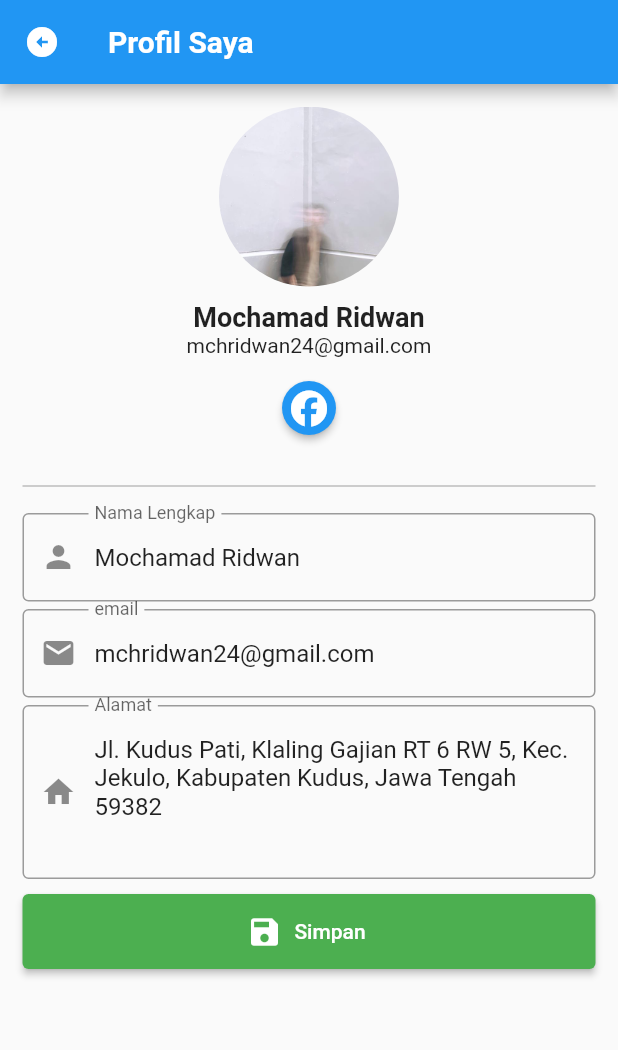
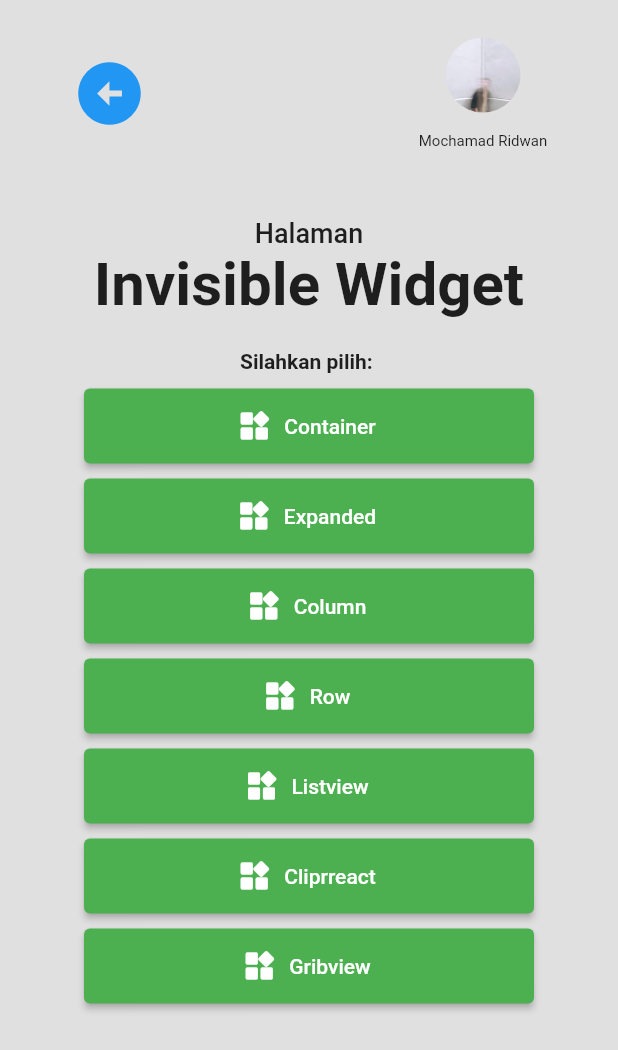
Before and after one commit to mchridwan04/mobileProgramming, a Flutter app: the screen it shows after launch, after a tap on "Widget Invisible", on a phone screen of 412 x 824 dp. Shown: the top 1050 px of the screen. Run offline on Flutter 3.47's test engine with Material 2 defaults, Android fonts, the phone set to English and light mode, and no system bars; our stand-ins replace font_awesome_flutter.

Commit message:
Tugas Mandiri 2

```diff
--- /dev/null
+++ b/lib/halHWIContainer.dart
@@ -0,0 +1,19 @@
+import 'package:flutter/material.dart';
+
+class HalHWIContainer extends StatelessWidget {
+  const HalHWIContainer ({super.key});
+
+  @override
+  Widget build(BuildContext context) {
+    return Scaffold(
+      appBar: AppBar(
+        backgroundColor: Colors.white,
+        leading: IconButton(onPressed: ()=> Navigator.of(context).pop(), icon: const Icon(Icons.arrow_circle_left, color: Colors.blue)),
+        title: const Text('Container', style: TextStyle(fontWeight: FontWeight.bold, color: Colors.blue),),
+      ),
+      body: Container(
+        color: Colors.deepPurple,
+      ),
+    );
+  }
+}
--- /dev/null
+++ b/lib/halHWIExpanded.dart
@@ -0,0 +1,28 @@
+import 'package:flutter/material.dart';
+
+class HalHWIExpanded extends StatelessWidget {
+  const HalHWIExpanded({super.key});
+
+  @override
+  Widget build(BuildContext context) {
+    return Scaffold(
+      appBar: AppBar(
+        backgroundColor: Colors.white,
+        leading: IconButton(onPressed: () => Navigator.of(context).pop(), icon: const Icon(Icons.arrow_circle_left, color: Colors.blue)),
+        title: const Text('Expanded', style: TextStyle(fontWeight: FontWeight.bold, color: Colors.blue),),
+      ),
+      body: Column(
+        children: [
+          Container(
+            height: 200,
+            color: Colors.deepPurple,
+          ),
+          Expanded(child: Container(
+            color: Colors.green,
+            )
+          )
+        ],
+      ),
+    );
+  }
+}
--- /dev/null
+++ b/lib/halHWIListview.dart
@@ -0,0 +1,61 @@
+import 'package:flutter/material.dart';
+
+class HalHWIListview extends StatelessWidget {
+  const HalHWIListview({super.key});
+
+  @override
+  Widget build(BuildContext context) {
+    return Scaffold(
+      appBar: AppBar(
+        backgroundColor: Colors.white,
+        leading: IconButton(
+          onPressed: () => Navigator.of(context).pop(),
+          icon: const Icon(
+            Icons.arrow_circle_left,
+            color: Colors.blue,
+          )
+        ),
+      ),
+      body: ListView(
+        children: [
+          Container(
+            height: 100,
+            color: Colors.deepPurple[900],
+          ),
+          Container(
+            height: 100,
+            color: Colors.deepPurple[800],
+          ),
+          Container(
+            height: 100,
+            color: Colors.deepPurple[700],
+          ),
+          Container(
+            height: 100,
+            color: Colors.deepPurple[600],
+          ),
+          Container(
+            height: 100,
+            color: Colors.deepPurple[500],
+          ),
+          Container(
+            height: 100,
+            color: Colors.deepPurple[400],
+          ),
+          Container(
+            height: 100,
+            color: Colors.deepPurple[300],
+          ),
+          Container(
+            height: 100,
+            color: Colors.deepPurple[200],
+          ),
+          Container(
+            height: 100,
+            color: Colors.deepPurple[100],
+          ),
+        ],
+      ),
+    );
+  }
+}
--- /dev/null
+++ b/lib/halWidgetInvisible.dart
@@ -0,0 +1,178 @@
+import 'package:flutter/material.dart';
+import 'package:mandiri1/halHWICliprrect.dart';
+import 'package:mandiri1/halHWIColumn.dart';
+import 'package:mandiri1/halHWIContainer.dart';
+import 'package:mandiri1/halHWIExpanded.dart';
+import 'package:mandiri1/halHWIGridview.dart';
+import 'package:mandiri1/halHWIListview.dart';
+import 'package:mandiri1/halHWIRow.dart';
+
+class HalWidgetInvisible extends StatelessWidget {
+  const HalWidgetInvisible({super.key});
+
+  final double horizontalPadding = 40;
+  final double verticalPadding = 25;
+
+  @override
+  Widget build(BuildContext context) {
+    return Scaffold(
+      backgroundColor: Colors.grey[300],
+      body: SafeArea(
+        child: Column(
+          children: [
+            Padding(
+              padding: EdgeInsets.symmetric(
+                horizontal: horizontalPadding,
+                vertical: verticalPadding
+              ),
+              child: Row(
+                mainAxisAlignment: MainAxisAlignment.spaceBetween,
+                children: [
+                  IconButton(
+                    onPressed: () => Navigator.of(context).pop(),
+                    icon: const Icon(Icons.arrow_circle_left),
+                    color: Colors.blue,
+                    iconSize: 50,
+                  ),
+                  SizedBox(
+                    width: 100,
+                    height: 75,
+                    child: Column(
+                      mainAxisAlignment: MainAxisAlignment.spaceBetween,
+                      children: [
+                        SizedBox(
+                          width: 50,
+                          height: 50,
+                          child: ClipRRect(
+                            borderRadius: BorderRadius.circular(100),
+                            child: const Image(image: AssetImage('assets/images/profil.png')),
+                          )
+                        ),
+                        const SizedBox(
+                          child: Text('Mochamad Ridwan', // Todo: Replace Name
+                          style: TextStyle(fontSize: 10),
+                          ),
+                        )
+                      ],
+                    ),
+                  ),
+                ],
+              ),
+            ),
+            const SizedBox(height: 20),
+            Padding(
+              padding: EdgeInsets.symmetric(horizontal: horizontalPadding),
+              child: Column(
+                crossAxisAlignment: CrossAxisAlignment.center,
+                children: const [
+                  Text('Halaman', style: TextStyle(fontSize: 18, fontWeight: FontWeight.w500)),
+                  Text('Invisible Widget', style: TextStyle(fontSize: 40, fontWeight: FontWeight.bold),)
+                ]
+              ),
+            ),
+            const SizedBox(height: 20),
+            Padding(
+              padding: EdgeInsets.symmetric(horizontal: horizontalPadding),
+              child: const Text('Silahkan pilih: ', style: TextStyle(fontWeight: FontWeight.bold),)
+            ),
+
+            Expanded(
+              child: SingleChildScrollView(
+                child: Column(
+                  children: [
+                    const SizedBox(height: 10),
+                    ButtonTheme(
+                      child: ElevatedButton.icon(
+                        onPressed: () {Navigator.push(context, MaterialPageRoute(builder: (context) => const HalHWIContainer())); },
+                        icon: const Icon(Icons.widgets_rounded),
+                        label: const Text('Container'),
+                        style: ElevatedButton.styleFrom(
+                          minimumSize: const Size(300, 50),
+                          backgroundColor: Colors.green
+                        ),
+                      )
+                    ),
+                    const SizedBox(height: 10),
+                    ButtonTheme(
+                      child: ElevatedButton.icon(
+                        onPressed: () {Navigator.push(context, MaterialPageRoute(builder: (context) => const HalHWIExpanded())); },
+                        icon: const Icon(Icons.widgets_rounded),
+                        label: const Text('Expanded'),
+                        style: ElevatedButton.styleFrom(
+                          minimumSize: const Size(300, 50),
+                          backgroundColor: Colors.green
+                        ),
+                      )
+                    ),
+                    const SizedBox(height: 10),
+                    ButtonTheme(
+                      child: ElevatedButton.icon(
+                        onPressed: () {Navigator.push(context, MaterialPageRoute(builder: (context) => const HalHWIColumn())); },
+                        icon: const Icon(Icons.widgets_rounded),
+                        label: const Text('Column'),
+                        style: ElevatedButton.styleFrom(
+                          minimumSize: const Size(300, 50),
+                          backgroundColor: Colors.green
+                        ),
+                      )
+                    ),
+                    const SizedBox(height: 10),
+                    ButtonTheme(
+                      child: ElevatedButton.icon(
+                        onPressed: () {Navigator.push(context, MaterialPageRoute(builder: (context) => const HalHWIRow())); },
+                        icon: const Icon(Icons.widgets_rounded),
+                        label: const Text('Row'),
+                        style: ElevatedButton.styleFrom(
+                          minimumSize: const Size(300, 50),
+                          backgroundColor: Colors.green
+                        ),
+                      )
+                    ),
+                    const SizedBox(height: 10),
+                    ButtonTheme(
+                      child: ElevatedButton.icon(
+                        onPressed: () {Navigator.push(context, MaterialPageRoute(builder: (context) => const HalHWIListview())); },
+                        icon: const Icon(Icons.widgets_rounded),
+                        label: const Text('Listview'),
+                        style: ElevatedButton.styleFrom(
+                          minimumSize: const Size(300, 50),
+                          backgroundColor: Colors.green
+                        ),
+                      )
+                    ),
+                    const SizedBox(height: 10),
+                    ButtonTheme(
+                      child: ElevatedButton.icon(
+                        onPressed: () {Navigator.push(context, MaterialPageRoute(builder: (context) => const HalHWICliprrect())); },
+                        icon: const Icon(Icons.widgets_rounded),
+                        label: const Text('Cliprreact'),
+                        style: ElevatedButton.styleFrom(
+                          minimumSize: const Size(300, 50),
+                          backgroundColor: Colors.green
+                        ),
+                      )
+                    ),
+                    const SizedBox(height: 10),
+                    ButtonTheme(
+                      child: ElevatedButton.icon(
+                        onPressed: () {Navigator.push(context, MaterialPageRoute(builder: (context) => const HalHWIGridview())); },
+                        icon: const Icon(Icons.widgets_rounded),
+                        label: const Text('Gribview'),
+                        style: ElevatedButton.styleFrom(
+                          minimumSize: const Size(300, 50),
+                          backgroundColor: Colors.green
+                        ),
+                      )
+                    ),
+
+                  ]
+                ),
+              )
+            )
+          ],
+        ),
+      ),
+
+    );
+  }
+}
--- a/lib/main.dart
+++ b/lib/main.dart
@@ -1,6 +1,7 @@
 import 'package:flutter/material.dart';
 import 'package:mandiri1/profil.dart';
 import 'package:mandiri1/widgetVisible.dart';
+import 'package:mandiri1/halWidgetInvisible.dart';
 
 void main() {
   runApp(const MaterialApp(
@@ -58,12 +59,14 @@ class Beranda extends StatelessWidget {
               const SizedBox(height: 10),
               ButtonTheme(
                 child: ElevatedButton.icon(
-                  onPressed: (){ Navigator.push(context, MaterialPageRoute(builder: (context) => const profil())); },
+                  onPressed: (){ Navigator.push(context, MaterialPageRoute(builder: (context) => const HalWidgetInvisible())); },
                   icon: const Icon(Icons.widgets_rounded),
                   label: const Text('Widget Invisible'),
                   style: ElevatedButton.styleFrom(minimumSize: const Size(300, 50), backgroundColor: Colors.green),
                 ),
               ),
+
+
             ]
           ),
         )
--- a/lib/profil.dart
+++ b/lib/profil.dart
@@ -74,7 +74,6 @@ class profil extends StatelessWidget {
               ))
           ],
           )
-
         ),
         ),
     );
```
Also changed, not shown: lib/halHWICliprrect.dart (added, +31 -0 lines), lib/halHWIColumn.dart (added, +40 -0 lines), lib/halHWIGridview.dart (added, +119 -0 lines), lib/halHWIRow.dart (added, +40 -0 lines), pubspec.yaml (line endings or trailing spaces), 1 other file.
